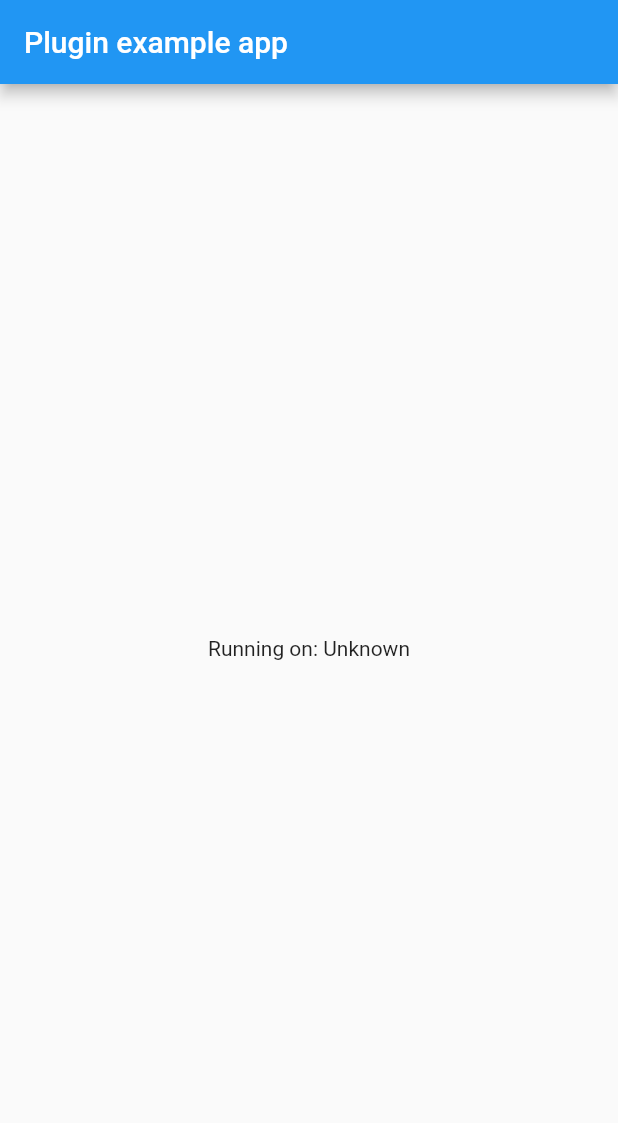
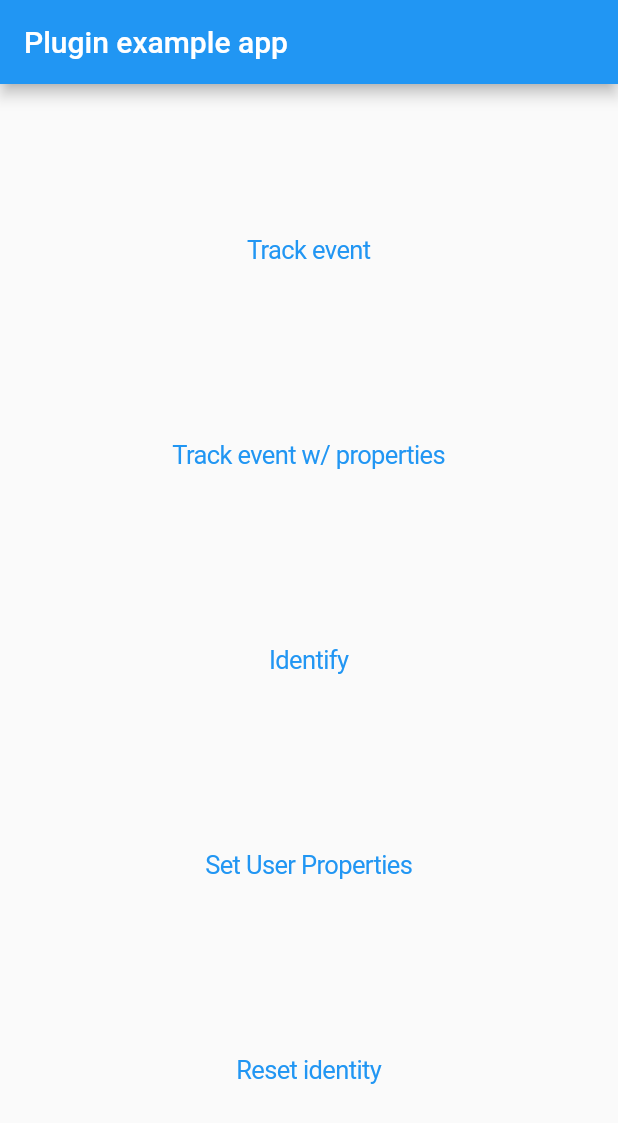
Before and after one commit to elmehdikamar/heap_analytics, a Flutter app: the screen it shows after launch, on a phone screen of 412 x 824 dp. Shown: the top 1123 px of the screen. Run offline on Flutter 3.47's test engine with Material 2 defaults, Android fonts, the phone set to English and light mode, and no system bars.

Commit message:
add additional methods

```diff
--- a/example/lib/main.dart
+++ b/example/lib/main.dart
@@ -1,3 +1,4 @@
+import 'package:flutter/cupertino.dart';
 import 'package:flutter/material.dart';
 import 'dart:async';
 
@@ -19,8 +20,12 @@ class _MyAppState extends State<MyApp> {
   @override
   void initState() {
     super.initState();
-    HeapAnalytics.init(appId: '1262340541');
+    doHeapThings();
     //initPlatformState();
+  }
+
+  doHeapThings() async {
+    await HeapAnalytics.init(appId: '1262340541');
   }
 
   // Platform messages are asynchronous, so we initialize in an async method.
@@ -49,13 +54,52 @@ class _MyAppState extends State<MyApp> {
   Widget build(BuildContext context) {
     return MaterialApp(
       home: Scaffold(
-        appBar: AppBar(
-          title: const Text('Plugin example app'),
-        ),
-        body: Center(
-          child: Text('Running on: $_platformVersion\n'),
-        ),
-      ),
+          appBar: AppBar(
+            title: const Text('Plugin example app'),
+          ),
+          body: SizedBox.expand(
+            child: Column(
+              crossAxisAlignment: CrossAxisAlignment.center,
+              mainAxisAlignment: MainAxisAlignment.spaceEvenly,
+              children: [
+                CupertinoButton(
+                    child: Text('Track event'),
+                    onPressed: () {
+                      HeapAnalytics.track(event: 'test');
+                    }),
+                CupertinoButton(
+                    child: Text('Track event w/ properties'),
+                    onPressed: () {
+                      HeapAnalytics.track(
+                          event: 'test_properties',
+                          properties: {
+                            'one': 'two',
+                            'three': 4,
+                            'four': '123'
+                          });
+                    }),
+                CupertinoButton(
+                    child: Text('Identify'),
+                    onPressed: () {
+                      HeapAnalytics.identify('mehdi');
+                    }),
+                CupertinoButton(
+                    child: Text('Set User Properties'),
+                    onPressed: () {
+                      HeapAnalytics.addUserProperties(properties: {
+                        'username': 'mehdi',
+                        'email': 'elmehdikamar@gmail.com',
+                        'first_name': 'Mehdi'
+                      });
+                    }),
+                CupertinoButton(
+                    child: Text('Reset identity'),
+                    onPressed: () {
+                      HeapAnalytics.resetIdentity();
+                    })
+              ],
+            ),
+          )),
     );
   }
 }
--- a/lib/heap_analytics.dart
+++ b/lib/heap_analytics.dart
@@ -15,13 +15,22 @@ class HeapAnalytics {
         .invokeMethod('initHeap', <String, dynamic>{'appId': appId});
   }
 
-  static Future<bool> track(
+  static Future track(
       {required String event, Map<String, dynamic>? properties}) async {
     return await _channel.invokeMethod('track',
         <String, dynamic>{'event': event, 'properties': properties ?? {}});
   }
 
-  // static Future<bool> identify(String id) async {
-  //   return await
-  // }
+  static Future identify(String id) async {
+    return await _channel.invokeMethod('identify', <String, dynamic>{'id': id});
+  }
+
+  static Future addUserProperties(
+      {required Map<String, dynamic> properties}) async {
+    return await _channel.invokeMethod('addUserProperties', <String, dynamic>{'properties': properties});
+  }
+
+  static Future resetIdentity() async {
+    return await _channel.invokeMethod('resetIdentity');
+  }
 }
```
Also changed, not shown: 1 other file.
